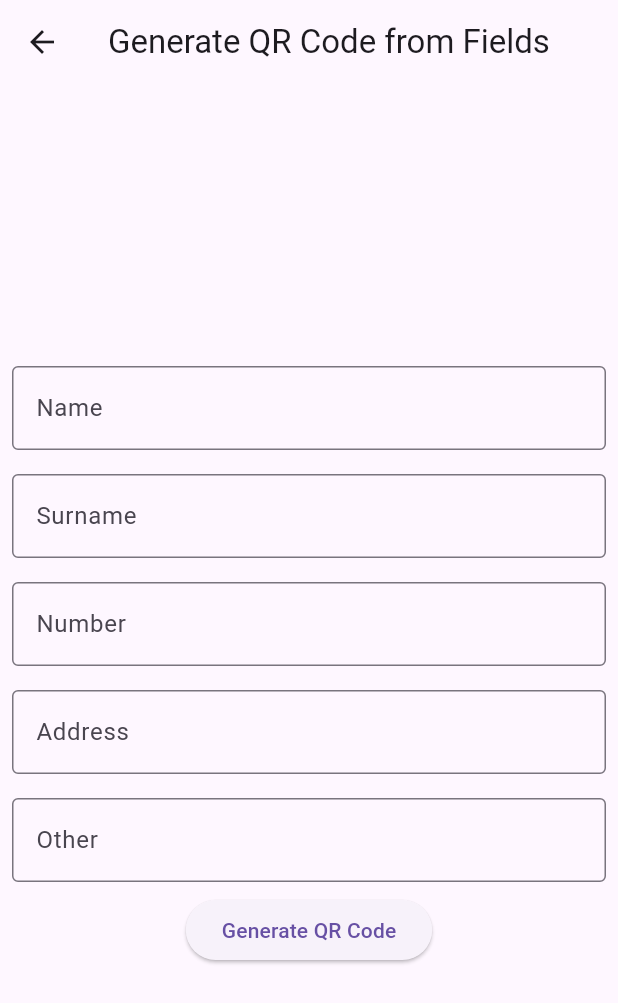
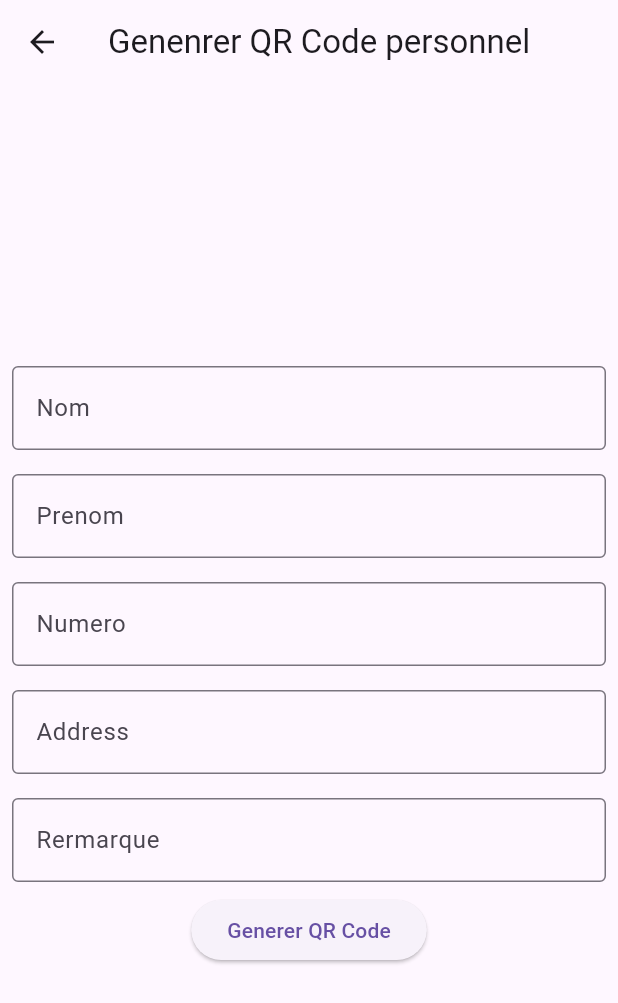
Before and after one commit to Tsanta743/qr_scan, a Flutter app: the GenerateFromFieldsScreen screen opened directly, on a phone screen of 412 x 824 dp. Shown: the top 1003 px of the screen. Run offline on Flutter 3.47's test engine with Material 3 defaults, Android fonts, the phone set to English and light mode, and no system bars; our stand-ins replace qr_flutter, share_plus, sqflite; missing offline and left inert: qr_code_scanner; accounts and stored records are empty.

Commit message:
version fr

```diff
--- a/lib/generate_screen.dart
+++ b/lib/generate_screen.dart
@@ -6,7 +6,7 @@ class GenerateScreen extends StatelessWidget {
   Widget build(BuildContext context) {
     return Scaffold(
       appBar: AppBar(
-        title: Text('Generate QR Code'),
+        title: Text('Generation de QR Code'),
       ),
       body: Center(
         child: Column(
@@ -19,7 +19,7 @@ class GenerateScreen extends StatelessWidget {
                   MaterialPageRoute(builder: (context) => GenerateFromTextScreen()),
                 );
               },
-              child: Text('Generate from Text'),
+              child: Text('Generer par Text'),
             ),
             ElevatedButton(
               onPressed: () {
@@ -28,7 +28,7 @@ class GenerateScreen extends StatelessWidget {
                   MaterialPageRoute(builder: (context) => GenerateFromFieldsScreen()),
                 );
               },
-              child: Text('Generate from Fields'),
+              child: Text('Generer par info'),
             ),
           ],
         ),
@@ -49,7 +49,7 @@ class _GenerateFromTextScreenState extends State<GenerateFromTextScreen> {
   Widget build(BuildContext context) {
     return Scaffold(
       appBar: AppBar(
-        title: Text('Generate QR Code from Text'),
+        title: Text('Generer un Qr Code avec Text'),
       ),
       body: Center(
         child: Column(
@@ -61,7 +61,7 @@ class _GenerateFromTextScreenState extends State<GenerateFromTextScreen> {
                 controller: textController,
                 decoration: InputDecoration(
                   border: OutlineInputBorder(),
-                  labelText: 'Enter text',
+                  labelText: 'Entrer le text',
                 ),
               ),
             ),
@@ -69,7 +69,7 @@ class _GenerateFromTextScreenState extends State<GenerateFromTextScreen> {
               onPressed: () {
                 setState(() {});
               },
-              child: Text('Generate QR Code'),
+              child: Text('Generer QR Code'),
             ),
             if (textController.text.isNotEmpty)
               QrImageView(
@@ -99,7 +99,7 @@ class _GenerateFromFieldsScreenState extends State<GenerateFromFieldsScreen> {
   Widget build(BuildContext context) {
     return Scaffold(
       appBar: AppBar(
-        title: Text('Generate QR Code from Fields'),
+        title: Text('Genenrer QR Code personnel'),
       ),
       body: Center(
         child: Column(
@@ -111,7 +111,7 @@ class _GenerateFromFieldsScreenState extends State<GenerateFromFieldsScreen> {
                 controller: nameController,
                 decoration: InputDecoration(
                   border: OutlineInputBorder(),
-                  labelText: 'Name',
+                  labelText: 'Nom',
                 ),
               ),
             ),
@@ -121,7 +121,7 @@ class _GenerateFromFieldsScreenState extends State<GenerateFromFieldsScreen> {
                 controller: surnameController,
                 decoration: InputDecoration(
                   border: OutlineInputBorder(),
-                  labelText: 'Surname',
+                  labelText: 'Prenom',
                 ),
               ),
             ),
@@ -131,7 +131,7 @@ class _GenerateFromFieldsScreenState extends State<GenerateFromFieldsScreen> {
                 controller: numberController,
                 decoration: InputDecoration(
                   border: OutlineInputBorder(),
-                  labelText: 'Number',
+                  labelText: 'Numero',
                 ),
               ),
             ),
@@ -151,7 +151,7 @@ class _GenerateFromFieldsScreenState extends State<GenerateFromFieldsScreen> {
                 controller: otherController,
                 decoration: InputDecoration(
                   border: OutlineInputBorder(),
-                  labelText: 'Other',
+                  labelText: 'Rermarque',
                 ),
               ),
             ),
@@ -159,7 +159,7 @@ class _GenerateFromFieldsScreenState extends State<GenerateFromFieldsScreen> {
               onPressed: () {
                 setState(() {});
               },
-              child: Text('Generate QR Code'),
+              child: Text('Generer QR Code'),
             ),
             if (nameController.text.isNotEmpty ||
                 surnameController.text.isNotEmpty ||
@@ -168,7 +168,7 @@ class _GenerateFromFieldsScreenState extends State<GenerateFromFieldsScreen> {
                 otherController.text.isNotEmpty)
               QrImageView(
                 data:
-                    'Name: ${nameController.text}\nSurname: ${surnameController.text}\nNumber: ${numberController.text}\nAddress: ${addressController.text}\nOther: ${otherController.text}',
+                    'Nom: ${nameController.text}\n Prenom: ${surnameController.text}\n Numero: ${numberController.text}\n Addresse: ${addressController.text}\n Remarque: ${otherController.text}',
                 size: 200.0,
               ),
           ],
--- a/lib/main.dart
+++ b/lib/main.dart
@@ -1,7 +1,6 @@
 import 'package:flutter/material.dart';
 import 'scan_screen.dart';
 import 'generate_screen.dart';
-import 'history_screen.dart';
 import 'db_helper.dart';
 
 void main() async {
@@ -24,7 +23,7 @@ class HomeScreen extends StatelessWidget {
   Widget build(BuildContext context) {
     return Scaffold(
       appBar: AppBar(
-        title: Text('QR Scanner & Generator'),
+        title: Text('QR Scanneur & Generateur'),
       ),
       body: Center(
         child: Column(
@@ -46,7 +45,7 @@ class HomeScreen extends StatelessWidget {
                   MaterialPageRoute(builder: (context) => GenerateScreen()),
                 );
               },
-              child: Text('Generate QR Code'),
+              child: Text('Generer QR Code'),
             ),
           ],
         ),
--- a/lib/scan_screen.dart
+++ b/lib/scan_screen.dart
@@ -40,7 +40,7 @@ class _ScanScreenState extends State<ScanScreen> {
                     MaterialPageRoute(builder: (context) => HistoryScreen(history: history)),
                   );
                 },
-                child: Text('View History'),
+                child: Text('Voir les Historiques'),
               ),
             ),
           )
```
Also changed, not shown: lib/history_screen.dart (+41 -2 lines).
